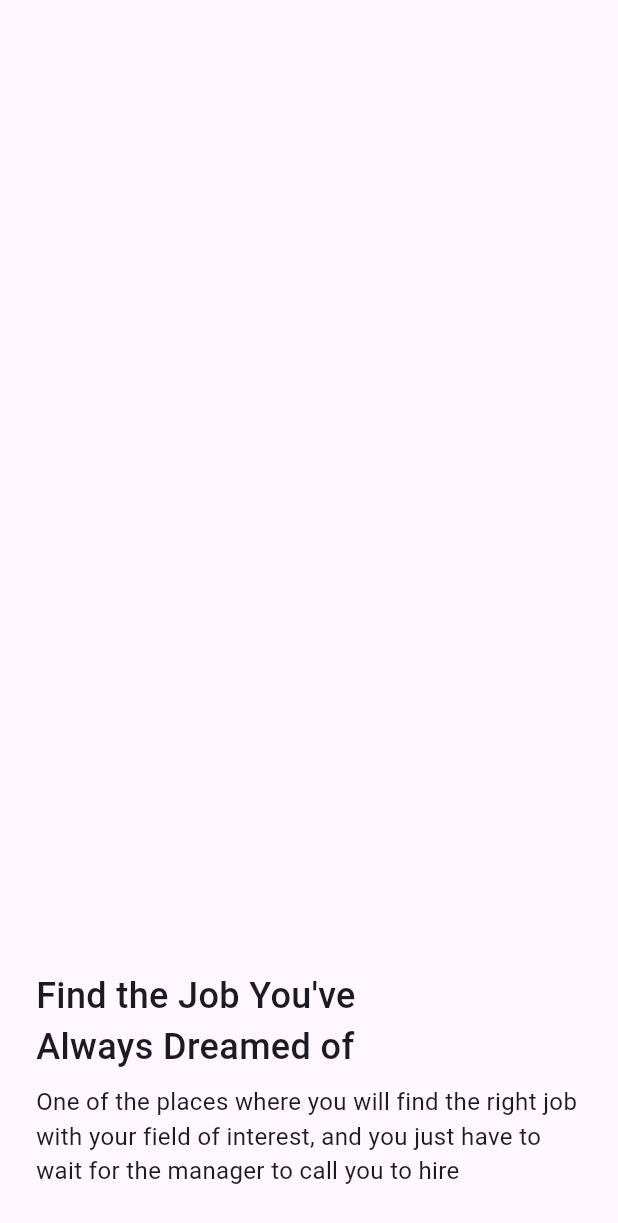
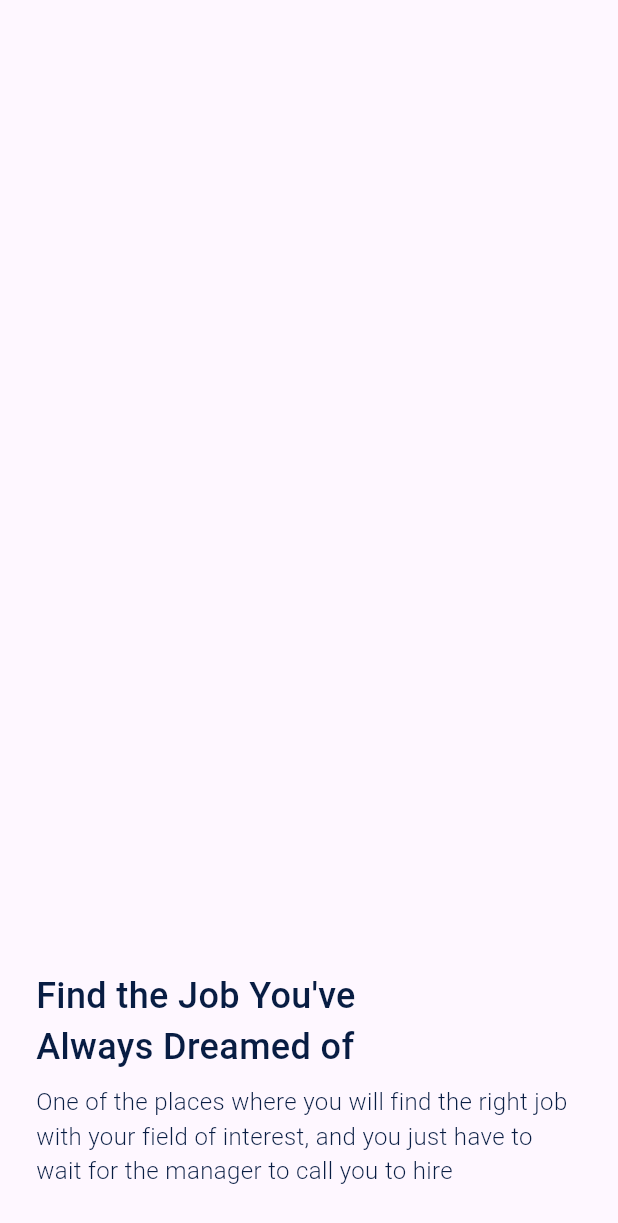
Before and after one commit to lazlanrafar/job-finder-mobile-app, a Flutter app: the screen it shows after launch, on a phone screen of 412 x 824 dp. Shown: the top 1223 px of the screen. Run offline on Flutter 3.47's test engine with Material 3 defaults, Android fonts, the light colour scheme and no system bars.

Commit message:
setup shared theme

```diff
--- a/lib/screens/splash_screen.dart
+++ b/lib/screens/splash_screen.dart
@@ -1,4 +1,5 @@
 import 'package:flutter/material.dart';
+import 'package:job_finder/shared/theme_shared.dart';
 
 class SplashScreen extends StatelessWidget {
   const SplashScreen({super.key});
@@ -7,28 +8,24 @@ class SplashScreen extends StatelessWidget {
   Widget build(BuildContext context) {
     return Scaffold(
         body: Container(
-      padding: const EdgeInsets.symmetric(
-        horizontal: 24,
+      padding: EdgeInsets.symmetric(
+        horizontal: defaultMargin,
         vertical: 32,
       ),
-      child: const Column(
+      child: Column(
         mainAxisAlignment: MainAxisAlignment.end,
         crossAxisAlignment: CrossAxisAlignment.start,
         children: [
           Text(
             "Find the Job You've\nAlways Dreamed of",
             style: TextStyle(
-              fontSize: 24,
-              fontWeight: FontWeight.w500,
-            ),
+                fontSize: 24, fontWeight: FontWeight.w500, color: primaryColor),
           ),
-          SizedBox(height: 8),
+          const SizedBox(height: 8),
           Text(
             "One of the places where you will find the right job with your field of interest, and you just have to wait for the manager to call you to hire",
             style: TextStyle(
-              fontSize: 16,
-              fontWeight: FontWeight.w400,
-            ),
+                fontSize: 16, fontWeight: FontWeight.w300, color: primaryColor),
           )
         ],
       ),
--- /dev/null
+++ b/lib/shared/theme_shared.dart
@@ -0,0 +1,6 @@
+import 'package:flutter/material.dart';
+
+Color primaryColor = const Color(0xff081D43);
+Color blueColor = const Color(0xff5077DF);
+
+double defaultMargin = 24.0;
```
